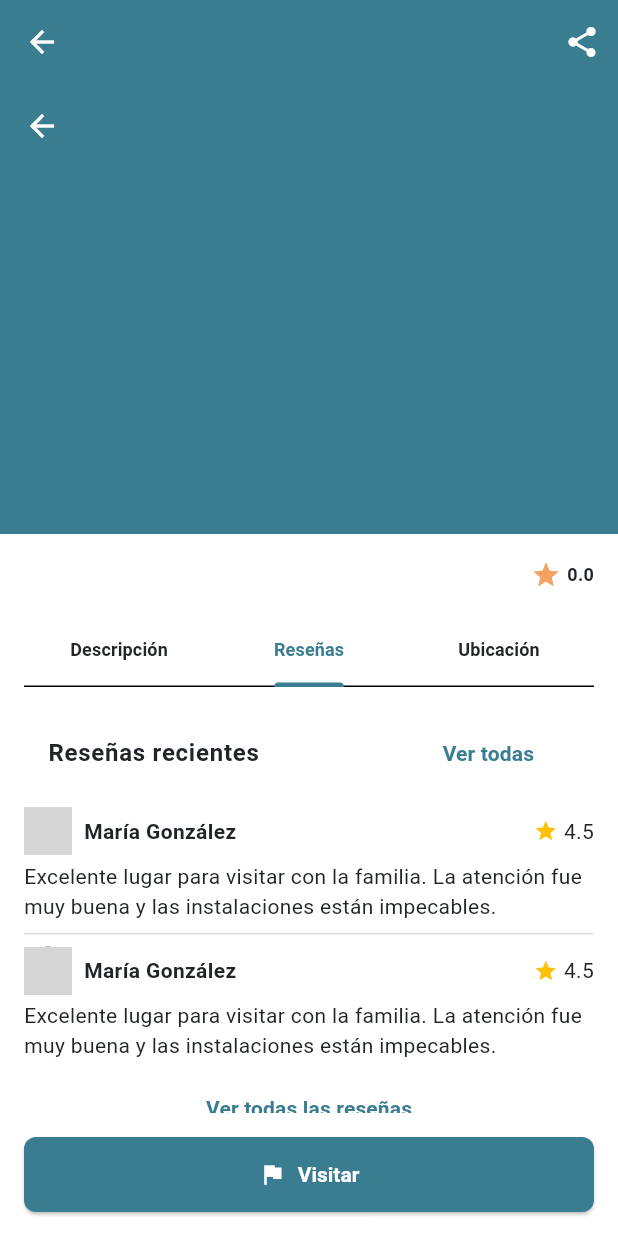
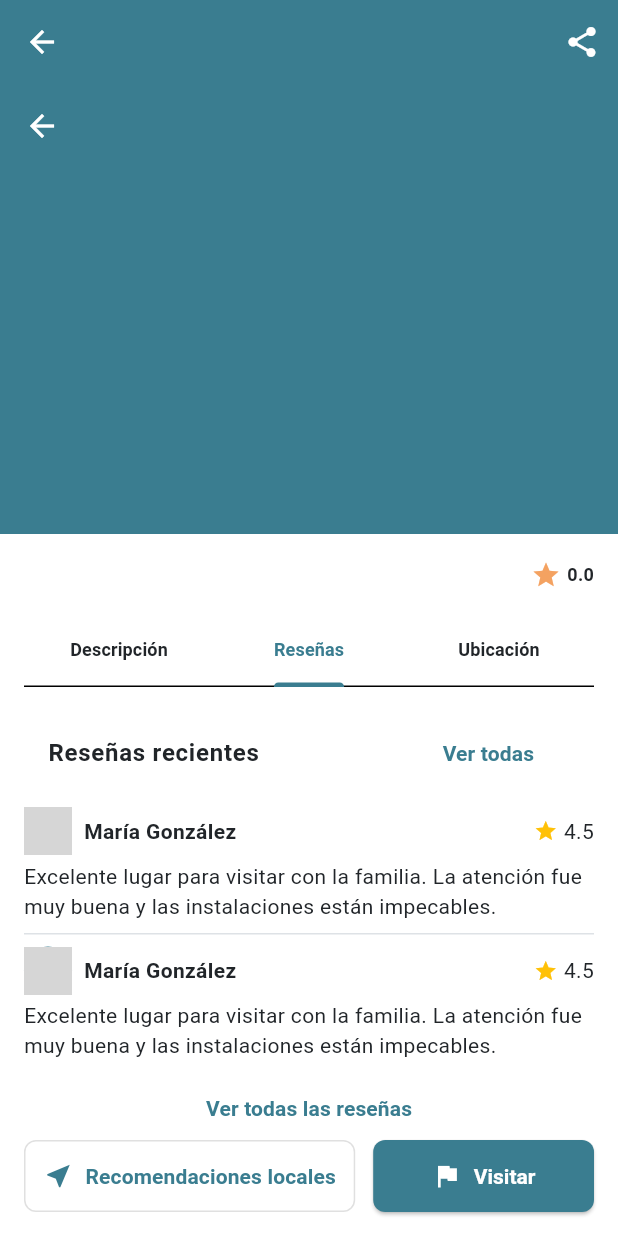
Before and after one commit to AlanTrujilloRoldan/ViajeTotal, a Flutter app: the DestinationDetailsScreen screen opened directly with empty values, tab 2 chosen, on a phone screen of 412 x 824 dp. Run offline on Flutter 3.47's test engine with Material 3 defaults, Android fonts, the phone set to English and light mode, and no system bars; our stand-ins replace flutter_rating_bar, geolocator, google_maps_flutter, permission_handler; network calls fail; grey boxes are pictures that could not be loaded.

Commit message:
Bóton de Recomendaciones locales agregado

```diff
--- a/lib/screens/destination_details_screen.dart
+++ b/lib/screens/destination_details_screen.dart
@@ -241,17 +241,41 @@
       child: Padding(
         padding: const EdgeInsets.all(16),
         child: Row(
-          mainAxisAlignment: MainAxisAlignment.center, // Centrar los botones
           children: [
+            // Botón de Recomendaciones locales
             Expanded(
+              flex: 3, // 60% del espacio
+              child: OutlinedButton.icon(
+                icon: const Icon(Icons.near_me, size: 20),
+                label: const Text(
+                  'Recomendaciones locales',
+                  style: TextStyle(fontSize: 14),
+                ),
+                onPressed: () {},
+                style: OutlinedButton.styleFrom(
+                  padding: const EdgeInsets.symmetric(vertical: 14),
+                  side: BorderSide(color: Colors.grey.shade300),
+                  shape: RoundedRectangleBorder(
+                    borderRadius: BorderRadius.circular(8),
+                  ),
+                ),
+              ),
+            ),
+            const SizedBox(width: 12),
+            // Botón de Visitar
+            Expanded(
+              flex: 2, // 40% del espacio
               child: ElevatedButton.icon(
-                icon: const Icon(Icons.flag),
-                label: const Text('Visitar'),
+                icon: const Icon(Icons.flag, size: 20),
+                label: const Text('Visitar', style: TextStyle(fontSize: 14)),
                 onPressed: () {
                   // Agregar a un viaje
                 },
                 style: ElevatedButton.styleFrom(
-                  padding: const EdgeInsets.symmetric(vertical: 16),
+                  padding: const EdgeInsets.symmetric(vertical: 14),
+                  shape: RoundedRectangleBorder(
+                    borderRadius: BorderRadius.circular(8),
+                  ),
                 ),
               ),
             ),
```
